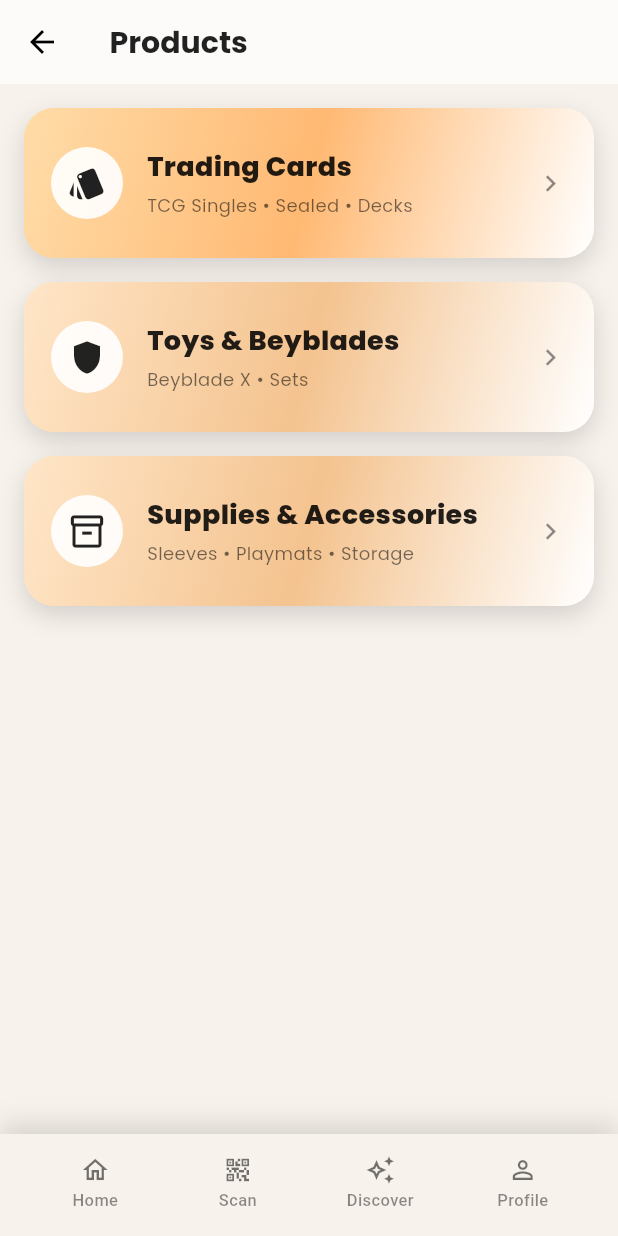
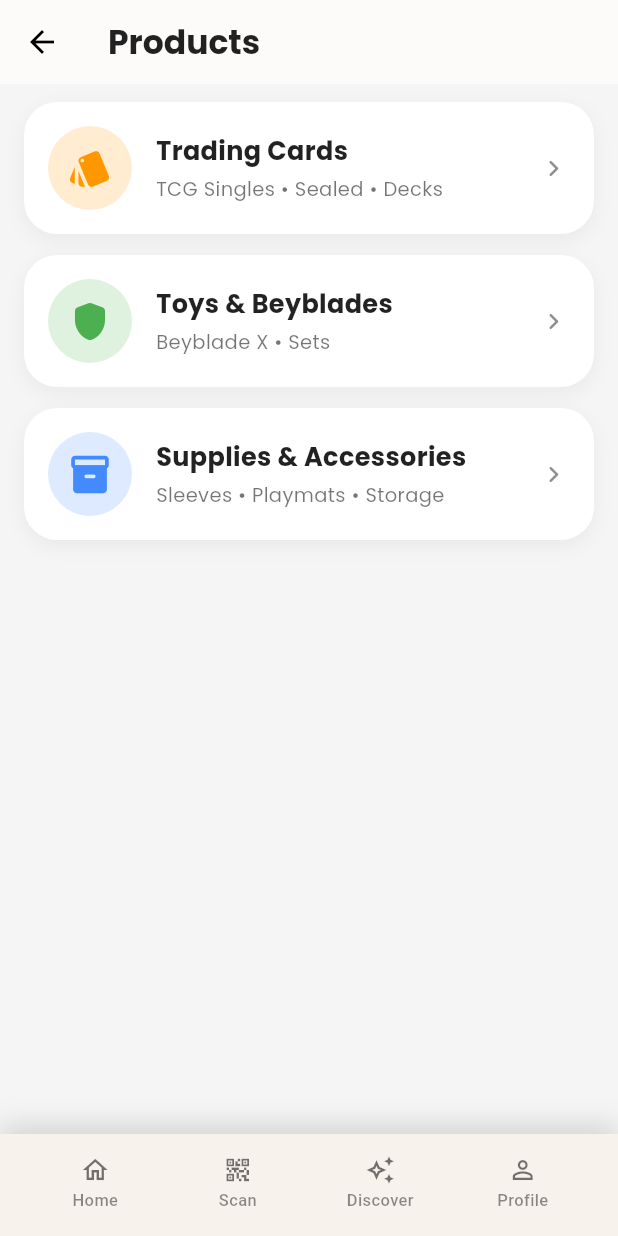
Before and after one commit to Nikenncode/tko_toy, a Flutter app: the ProductsPage screen opened directly, on a phone screen of 412 x 824 dp. Run offline on Flutter 3.47's test engine with Material 3 defaults, Android fonts, the phone set to English and light mode, and no system bars; our stand-ins replace cached_network_image, cloud_firestore, firebase_auth, firebase_core, google_fonts, google_sign_in and 2 more; accounts and stored records are empty.

Commit message:
Part-1.1

```diff
--- a/lib/products_page.dart
+++ b/lib/products_page.dart
@@ -7,54 +7,34 @@ class ProductsPage extends StatelessWidget {
 
   @override
   Widget build(BuildContext context) {
-    final List<_ProductCategory> categories = [
-      _ProductCategory(
-        title: "Trading Cards",
-        subtitle: "TCG Singles • Sealed • Decks",
-        gradientStart: const Color(0xFFFFDCA8),
-        gradientEnd: const Color(0xFFFFB973),
-        icon: Icons.style,
-      ),
-      _ProductCategory(
-        title: "Toys & Beyblades",
-        subtitle: "Beyblade X • Sets",
-        gradientStart: const Color(0xFFFFE6C8),
-        gradientEnd: const Color(0xFFF4C38F),
-        icon: Icons.shield_sharp,
-      ),
-      _ProductCategory(
-        title: "Supplies & Accessories",
-        subtitle: "Sleeves • Playmats • Storage",
-        gradientStart: const Color(0xFFFFE6C8),
-        gradientEnd: const Color(0xFFF4C38F),
-        icon: Icons.inventory_2_outlined,
-      ),
+    final items = [
+      {
+        "title": "Trading Cards",
+        "subtitle": "TCG Singles • Sealed • Decks",
+        "icon": Icons.style_rounded,
+        "color": Colors.orange,
+      },
+      {
+        "title": "Toys & Beyblades",
+        "subtitle": "Beyblade X • Sets",
+        "icon": Icons.shield_rounded,
+        "color": Colors.green,
+      },
+      {
+        "title": "Supplies & Accessories",
+        "subtitle": "Sleeves • Playmats • Storage",
+        "icon": Icons.inventory_2_rounded,
+        "color": Colors.blueAccent,
+      },
     ];
 
     return Scaffold(
-      backgroundColor: const Color(0xFFF7F2EC),
-      appBar: AppBar(
-        backgroundColor: Colors.white,
-        elevation: 0.5,
-        automaticallyImplyLeading: true,
-        centerTitle: false,
-        title: Padding(
-          padding: const EdgeInsets.only(left: 1),
-          child: Text(
-            "Products",
-            style: GoogleFonts.poppins(
-              fontWeight: FontWeight.bold,
-              fontSize: 20,
-              color: Colors.black87,
-            ),
-          ),
-        ),
-      ),
+      backgroundColor: Colors.grey[100],
       bottomNavigationBar: TkoBottomNav(
         index: -1,
         onChanged: (newIndex) {
           if (newIndex == 0) {
-            Navigator.push(
+            Navigator.pushReplacement(
               context,
               MaterialPageRoute(builder: (_) => const HomePage()),
             );
@@ -62,117 +42,84 @@ class ProductsPage extends StatelessWidget {
         },
       ),
 
-      body: Padding(
-        padding: const EdgeInsets.all(16.0),
-        child: ListView.separated(
-          itemCount: categories.length,
-          separatorBuilder: (_, __) => const SizedBox(height: 16),
-          itemBuilder: (_, i) {
-            final cat = categories[i];
-            return _CategoryCard(category: cat);
-          },
+      appBar: AppBar(
+        backgroundColor: Colors.white,
+        elevation: 0.5,
+        centerTitle: false,
+        automaticallyImplyLeading: true,
+        title: Text(
+          "Products",
+          style: GoogleFonts.poppins(
+            fontWeight: FontWeight.w700,
+            fontSize: 22,
+            color: Colors.black87,
           ),
         ),
-    );
-  }
-}
+      ),
 
-class _ProductCategory {
-  final String title;
-  final String subtitle;
-  final Color gradientStart;
-  final Color gradientEnd;
-  final IconData icon;
-
-  _ProductCategory({
-    required this.title,
-    required this.subtitle,
-    required this.gradientStart,
-    required this.gradientEnd,
-    required this.icon,
-  });
-}
-
-class _CategoryCard extends StatelessWidget {
-  final _ProductCategory category;
-  const _CategoryCard({required this.category});
-
-  @override
-  Widget build(BuildContext context) {
-    return InkWell(
-      borderRadius: BorderRadius.circular(20),
-      onTap: () {
-        // TODO: Navigate to that category list
-      },
-      child: Container(
-        height: 100,
-        padding: const EdgeInsets.all(18),
+      body: ListView.separated(
+        padding: const EdgeInsets.fromLTRB(16, 12, 16, 16),
+        itemCount: items.length,
+        separatorBuilder: (_, __) => const SizedBox(height: 14),
+        itemBuilder: (_, i) {
+          final item = items[i];
+          return Container(
+            padding: const EdgeInsets.all(16),
             decoration: BoxDecoration(
-          borderRadius: BorderRadius.circular(20),
-          gradient: LinearGradient(
-            begin: Alignment.topLeft,
-            end: Alignment.bottomRight,
-            colors: [
-              category.gradientStart,
-              category.gradientEnd,
-              Colors.white
-            ],
+              color: Colors.white,
+              borderRadius: BorderRadius.circular(22),
+              boxShadow: [
+                BoxShadow(
+                  color: Colors.black.withOpacity(0.05),
+                  blurRadius: 10,
+                  offset: const Offset(0, 4),
                 ),
-          boxShadow: const [
-            BoxShadow(
-              color: Color(0x26000000),
-              blurRadius: 14,
-              offset: Offset(0, 6),
-            )
               ],
             ),
             child: Row(
               children: [
-            Container(
-              width: 48,
-              height: 48,
-              decoration: BoxDecoration(
-                shape: BoxShape.circle,
-                color: Colors.white.withOpacity(.90),
-              ),
+                CircleAvatar(
+                  radius: 28,
+                  backgroundColor: (item["color"] as Color).withOpacity(0.18),
                   child: Icon(
-                category.icon,
-                color: Colors.black87,
-                size: 26,
+                    item["icon"] as IconData,
+                    color: item["color"] as Color,
+                    size: 30,
                   ),
                 ),
+
                 const SizedBox(width: 16),
+
                 Expanded(
                   child: Column(
                     crossAxisAlignment: CrossAxisAlignment.start,
-                mainAxisAlignment: MainAxisAlignment.center,
                     children: [
                       Text(
-                    category.title,
+                        item["title"] as String,
                         style: GoogleFonts.poppins(
-                      fontSize: 18,
-                      fontWeight: FontWeight.w800,
+                          fontSize: 17,
+                          fontWeight: FontWeight.w700,
                           color: Colors.black87,
                         ),
                       ),
                       const SizedBox(height: 4),
                       Text(
-                    category.subtitle,
+                        item["subtitle"] as String,
                         style: GoogleFonts.poppins(
-                      fontSize: 12,
+                          fontSize: 13,
                           color: Colors.black54,
                         ),
                       ),
                     ],
                   ),
                 ),
-            const Icon(
-              Icons.chevron_right,
-              size: 22,
-              color: Colors.black45,
-            ),
+
+                const Icon(Icons.chevron_right_rounded,
+                    size: 22, color: Colors.black45),
               ],
             ),
+          );
+        },
       ),
     );
   }
--- a/pubspec.yaml
+++ b/pubspec.yaml
@@ -39,6 +39,7 @@ dependencies:
   google_sign_in: ^6.2.1
   google_fonts: ^6.2.1
   url_launcher: ^6.3.0
+  simple_icons: ^10.0.0
 
 
   # The following adds the Cupertino Icons font to your application.
```
Also changed, not shown: lib/discover_page.dart (+56 -14 lines), lib/home_page.dart (+28 -18 lines), pubspec.lock. Lines whose indentation alone changed are shown as unchanged.
